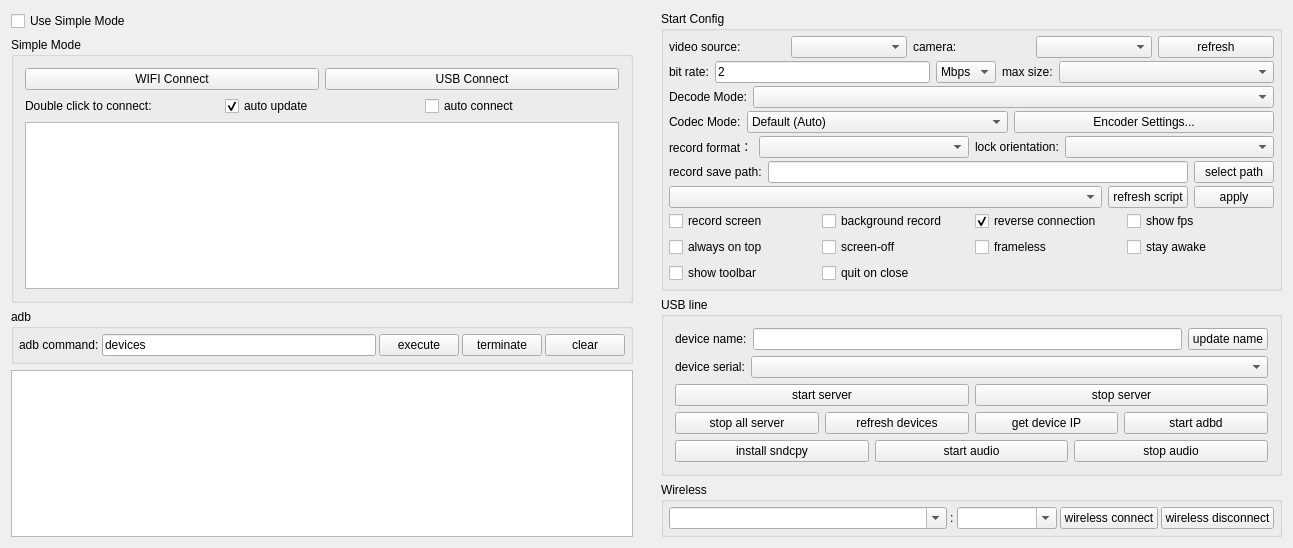
This is QtScrcpy/ui/dialog.ui in jellynugget/QtScrcpy as Qt 5 draws it before an edit. The edited form follows.
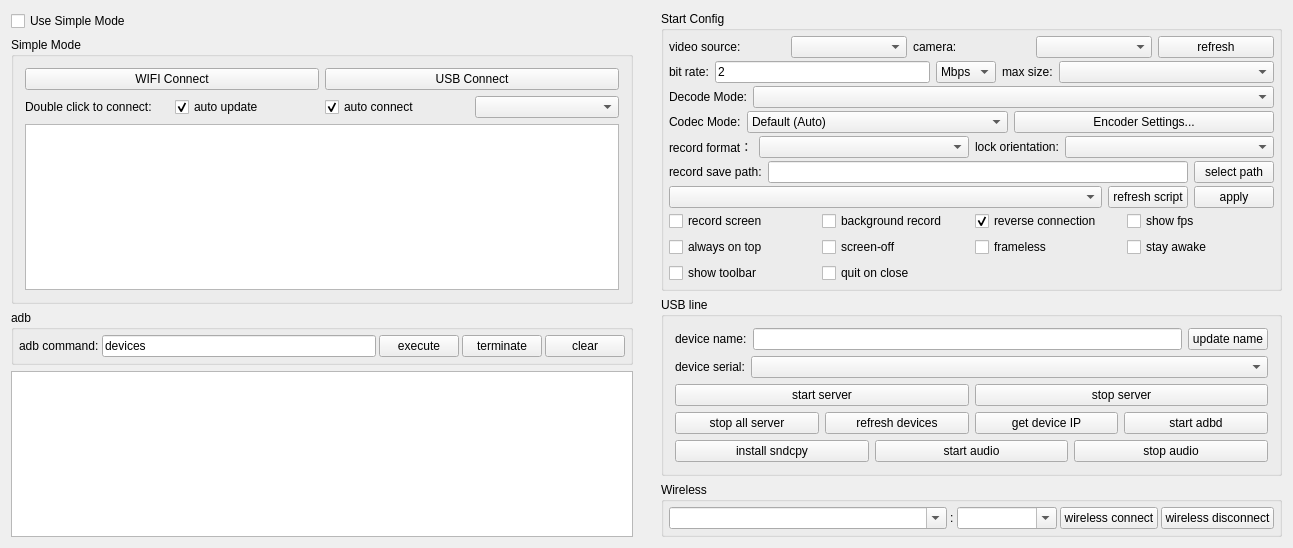
This is the edited form.

Commit message:
feat: auto connect on by default, remembered, with target device picker
- Persist auto connect checkbox (AutoConnectDevice, default true)
- Add target dropdown: any device or a specific serial (AutoConnectSerial)
- Init m_deviceMonitor to nullptr; config load toggles the checkbox first
- Drop duplicate toggled connect (connectSlotsByName already wires it)

Patch:
```diff
--- a/QtScrcpy/ui/dialog.ui
+++ b/QtScrcpy/ui/dialog.ui
@@ -145,7 +145,14 @@
               <string>auto connect</string>
              </property>
              <property name="checked">
-              <bool>false</bool>
+              <bool>true</bool>
+             </property>
+            </widget>
+           </item>
+           <item>
+            <widget class="QComboBox" name="autoConnectTargetBox">
+             <property name="toolTip">
+              <string>device to auto connect</string>
              </property>
             </widget>
            </item>
```
The commit also changes 4 other files.
